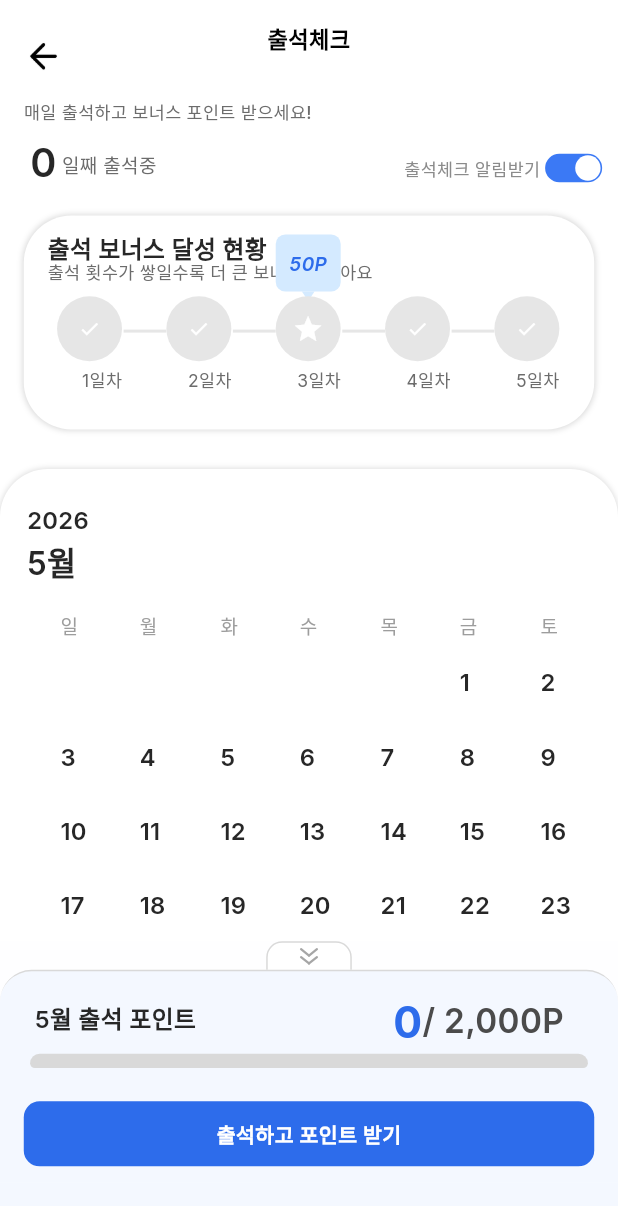
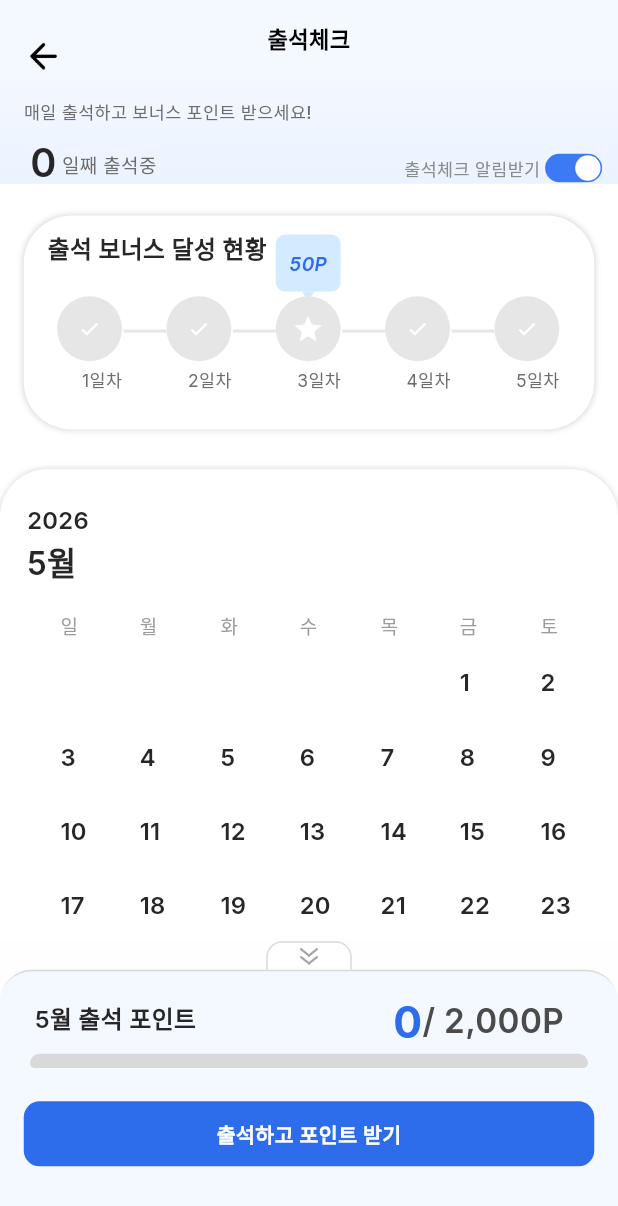
Before and after one commit to 0xdavidhan97/mobile-web, a Flutter app: the AttendancePage screen opened directly, on a phone screen of 412 x 824 dp. Shown: the top 1206 px of the screen. Run offline on Flutter 3.47's test engine with Material 3 defaults, Android fonts, the phone set to English and light mode, and no system bars; our stand-ins replace google_fonts; missing offline and left inert: dart:html, dart:js_interop.

Commit message:
fix: 출석체크 헤더 배경색 적용 및 서브텍스트 제거
Co-Authored-By: Claude Sonnet 4.6 <noreply@anthropic.com>

```diff
--- a/lib/screens/attendance_page.dart
+++ b/lib/screens/attendance_page.dart
@@ -151,10 +151,16 @@ class _AttendancePageState extends State<AttendancePage> {
           height: topPadding,
           color: isPwa() ? const Color(0xFFF4F8FF) : Colors.white,
         ),
-        // 헤더바: 46px, 흰색
+        // 헤더바: 46px, #F4F8FF
         Container(
           height: 46 * s,
-          color: Colors.white,
+          decoration: const BoxDecoration(
+            gradient: LinearGradient(
+              begin: Alignment.topCenter,
+              end: Alignment.bottomCenter,
+              colors: [Color(0xFFF4F8FF), Color(0xFFF4F8FF)],
+            ),
+          ),
           child: Stack(
             children: [
               Positioned(
@@ -192,7 +198,13 @@ class _AttendancePageState extends State<AttendancePage> {
   Widget _buildMyHeader2(double s) {
     return Container(
       height: 70 * s,
-      color: Colors.white,
+      decoration: const BoxDecoration(
+        gradient: LinearGradient(
+          begin: Alignment.topCenter,
+          end: Alignment.bottomCenter,
+          colors: [Color(0xFFF4F8FF), Color(0xFFEBF3FF)],
+        ),
+      ),
       child: Stack(
         children: [
           // "매일 출석하고 보너스 포인트 받으세요!"
@@ -326,20 +338,6 @@ class _AttendancePageState extends State<AttendancePage> {
                 fontSize: 15 * s,
                 fontWeight: FontWeight.w600,
                 color: const Color(0xFF272727),
-                decoration: TextDecoration.none,
-              ),
-            ),
-          ),
-          // 서브타이틀
-          Positioned(
-            top: 28 * s,
-            left: 15 * s,
-            child: Text(
-              '출석 횟수가 쌓일수록 더 큰 보너스를 받아요',
-              style: GoogleFonts.inter(
-                fontSize: 11 * s,
-                fontWeight: FontWeight.w500,
-                color: const Color(0xFF6C6C6C),
                 decoration: TextDecoration.none,
               ),
             ),
```
